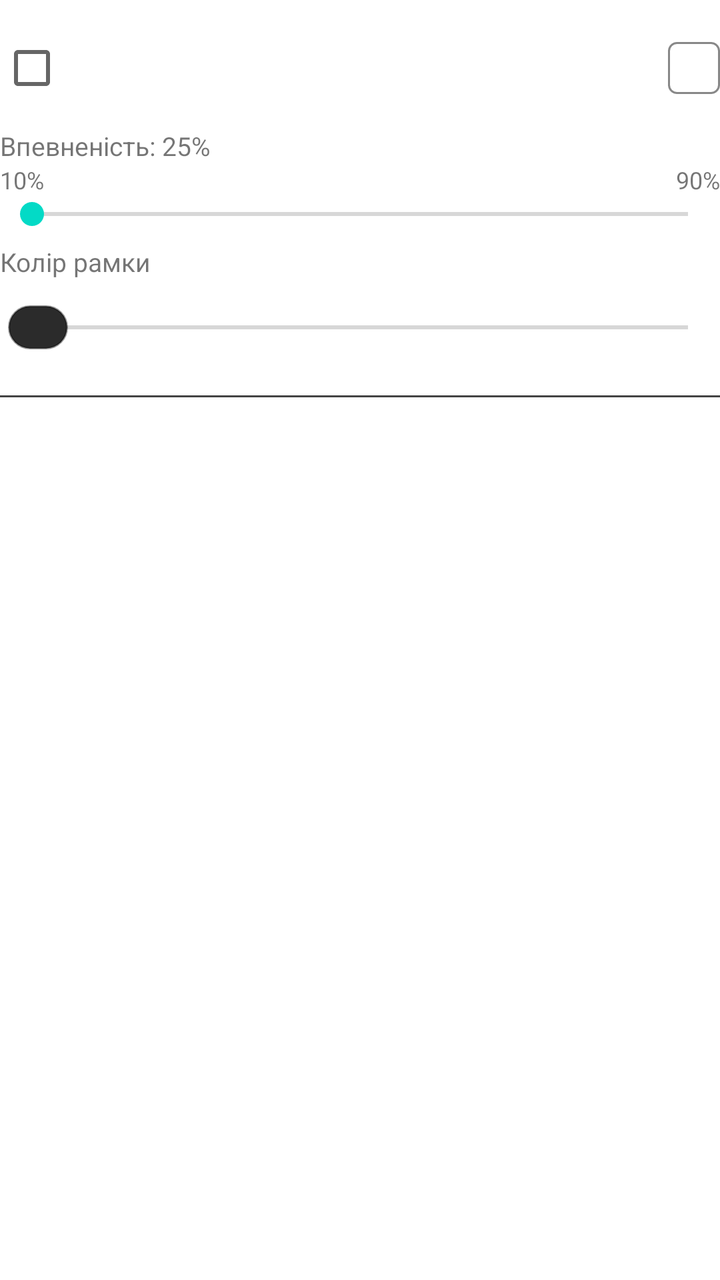
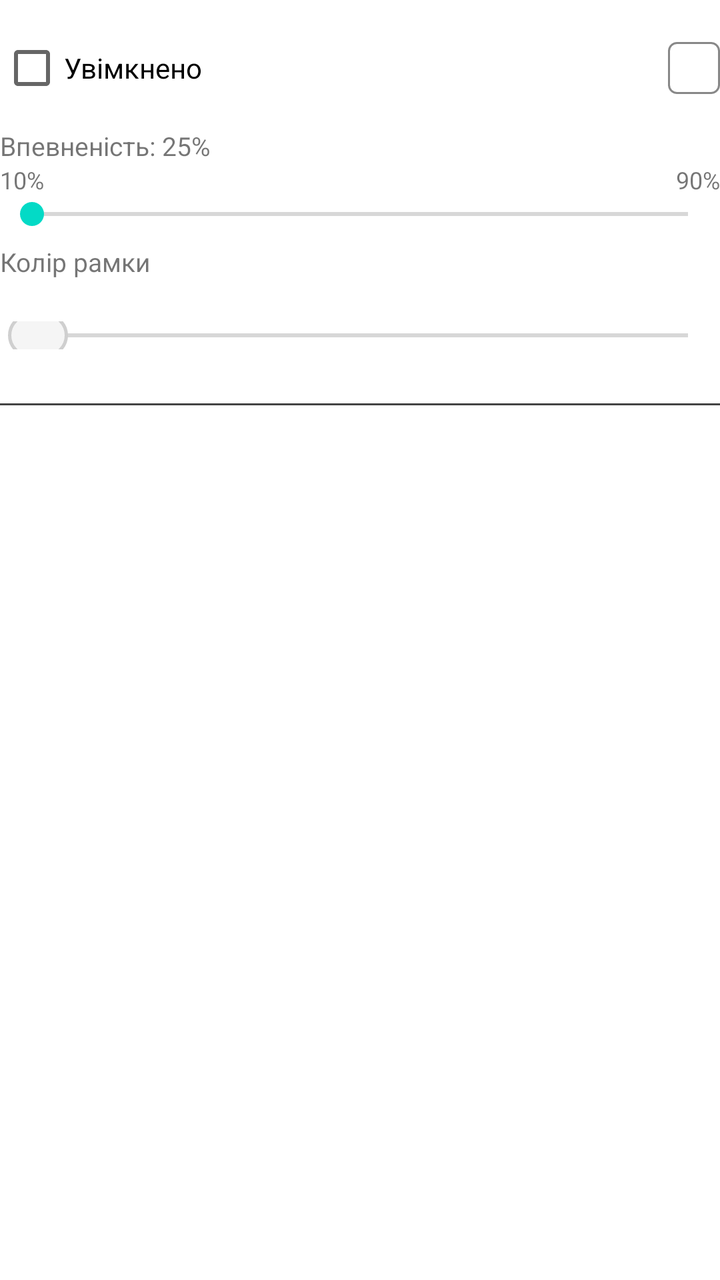

Two renders of the same Android screen: before a commit and after it. Below are the layout's source before the change and the commit's diff.
<!-- AndroidManifest.xml: application theme Theme.BeeQueen -->
<!-- res/layout/item_marker_settings.xml -->
<?xml version="1.0" encoding="utf-8"?>
<LinearLayout xmlns:android="http://schemas.android.com/apk/res/android"
    android:layout_width="match_parent"
    android:layout_height="wrap_content"
    android:orientation="vertical"
    android:paddingVertical="10dp">

    
    <LinearLayout
        android:layout_width="match_parent"
        android:layout_height="wrap_content"
        android:orientation="horizontal"
        android:gravity="center_vertical">

        <CheckBox
            android:id="@+id/cbEnabled"
            android:layout_width="wrap_content"
            android:layout_height="wrap_content" />

        <TextView
            android:id="@+id/tvTitle"
            android:layout_width="0dp"
            android:layout_height="wrap_content"
            android:layout_weight="1"
            android:textStyle="bold"
            android:textSize="16sp"
            android:paddingStart="6dp" />

        
        <View
            android:id="@+id/viewColorPreview"
            android:layout_width="26dp"
            android:layout_height="26dp"
            android:layout_marginStart="8dp"
            android:background="@drawable/bg_color_preview" />
    </LinearLayout>

    
    <TextView
        android:id="@+id/tvConfidence"
        android:layout_width="wrap_content"
        android:layout_height="wrap_content"
        android:text="Впевненість: 25%"
        android:textSize="13sp"
        android:layout_marginTop="6dp" />

    
    <LinearLayout
        android:layout_width="match_parent"
        android:layout_height="wrap_content"
        android:orientation="horizontal">

        <TextView
            android:layout_width="wrap_content"
            android:layout_height="wrap_content"
            android:text="10%"
            android:textSize="12sp" />

        <View
            android:layout_width="0dp"
            android:layout_height="0dp"
            android:layout_weight="1" />

        <TextView
            android:layout_width="wrap_content"
            android:layout_height="wrap_content"
            android:text="90%"
            android:textSize="12sp" />
    </LinearLayout>

    
    <SeekBar
        android:id="@+id/seekThreshold"
        android:layout_width="match_parent"
        android:layout_height="wrap_content"
        android:max="80" />

    
    <TextView
        android:layout_width="wrap_content"
        android:layout_height="wrap_content"
        android:text="Колір рамки"
        android:textSize="13sp"
        android:layout_marginTop="6dp" />

    
    <SeekBar
        android:id="@+id/seekColor"
        android:layout_width="match_parent"
        android:layout_height="48dp"
        android:max="360"
        android:splitTrack="false"
        android:thumb="@drawable/gradient_thumb"
        android:thumbOffset="0dp" />

    
    <View
        android:layout_width="match_parent"
        android:layout_height="1dp"
        android:layout_marginTop="10dp"
        android:background="#444444" />
</LinearLayout>
<!-- resources referenced by this layout -->
<resources>
  <!-- drawable bg_color_preview (drawable) -->
  <shape xmlns:android="http://schemas.android.com/apk/res/android">
      <solid android:color="#FFFFFF" />
      <corners android:radius="4dp" />
      <stroke
          android:width="1dp"
          android:color="#888888" />
  </shape>
  <!-- drawable gradient_thumb (drawable) -->
  <?xml version="1.0" encoding="utf-8"?>
  <inset xmlns:android="http://schemas.android.com/apk/res/android"
      android:insetTop="-12dp"
      android:insetBottom="-12dp"
      android:insetLeft="-12dp"
      android:insetRight="-12dp">
  
      
      <shape android:shape="rectangle">
          <size
              android:width="30dp"
              android:height="22dp" />
  
          <corners android:radius="11dp" />
  
          
          <solid android:color="#2B2B2B" />
  
          
          <stroke
              android:width="1dp"
              android:color="#66000000" />
      </shape>
  
  </inset>
  <style name="Theme.BeeQueen" parent="Theme.MaterialComponents.DayNight.NoActionBar">
          <item name="colorPrimary">#1E88E5</item>
      </style>
</resources>

<!-- the commit's change to res/layout/item_marker_settings.xml (unified diff, before → after) -->
@@ -13,9 +13,11 @@
         android:gravity="center_vertical">
 
         <CheckBox
-            android:id="@+id/cbEnabled"
+            android:id="@+id/checkEnabled"
             android:layout_width="wrap_content"
-            android:layout_height="wrap_content" />
+            android:layout_height="wrap_content"
+            android:text="Увімкнено"
+            android:checked="false"/>
 
         <TextView
             android:id="@+id/tvTitle"
@@ -77,6 +79,7 @@
 
     
     <TextView
+        android:id="@+id/tvColorLabel"
         android:layout_width="wrap_content"
         android:layout_height="wrap_content"
         android:text="Колір рамки"
@@ -84,14 +87,21 @@
         android:layout_marginTop="6dp" />
 
     
-    <SeekBar
-        android:id="@+id/seekColor"
+    <FrameLayout
         android:layout_width="match_parent"
         android:layout_height="48dp"
-        android:max="360"
-        android:splitTrack="false"
-        android:thumb="@drawable/gradient_thumb"
-        android:thumbOffset="0dp" />
+        android:layout_marginTop="4dp">
+
+        <SeekBar
+            android:id="@+id/seekColor"
+            android:layout_width="match_parent"
+            android:layout_height="14dp"
+            android:layout_gravity="center_vertical"
+            android:max="360"
+            android:splitTrack="false"
+            android:thumb="@drawable/gradient_thumb"
+            android:thumbOffset="0dp" />
+    </FrameLayout>
 
     
     <View
@@ -99,4 +109,5 @@
         android:layout_height="1dp"
         android:layout_marginTop="10dp"
         android:background="#444444" />
+
 </LinearLayout>
<!-- resource entries referenced after the edit -->
@@ -25,12 +25,12 @@
           <corners android:radius="11dp" />
   
           
-          <solid android:color="#2B2B2B" />
+          <solid android:color="#F5F5F5" />
   
           
           <stroke
-              android:width="1dp"
-              android:color="#66000000" />
+              android:width="1.5dp"
+              android:color="#CFCFCF" />
       </shape>
   
   </inset>
